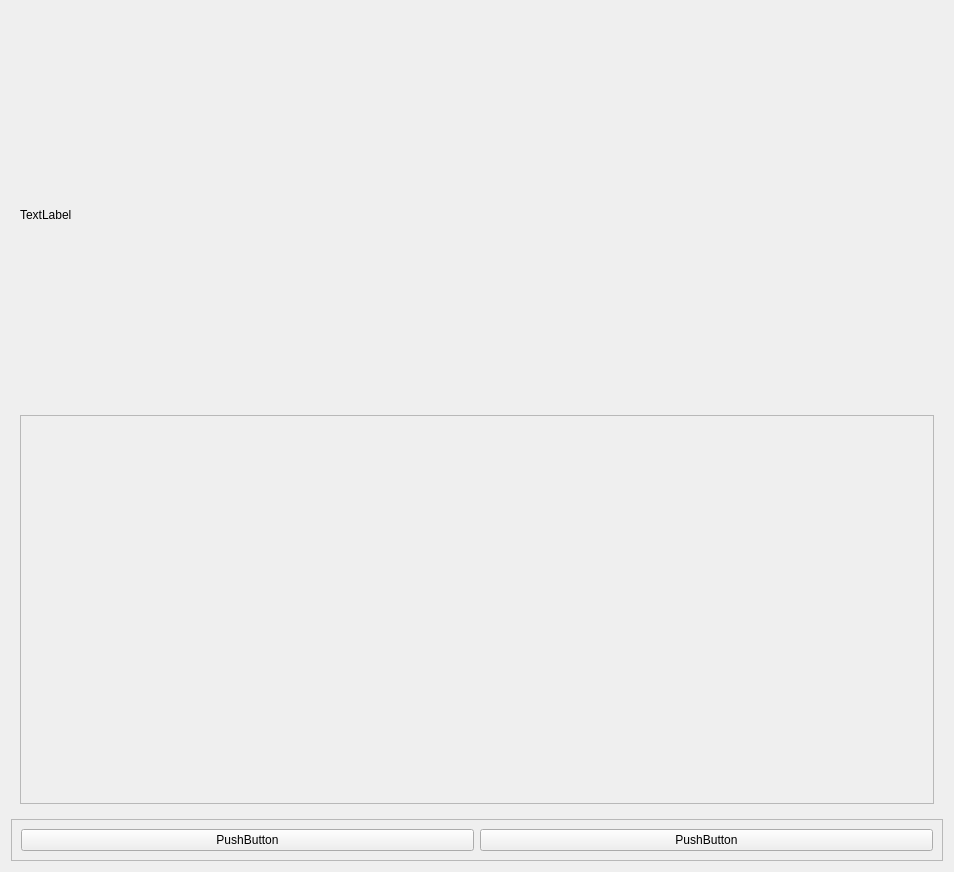
chevashetz/app, file results_graphics.ui: the form before one commit.
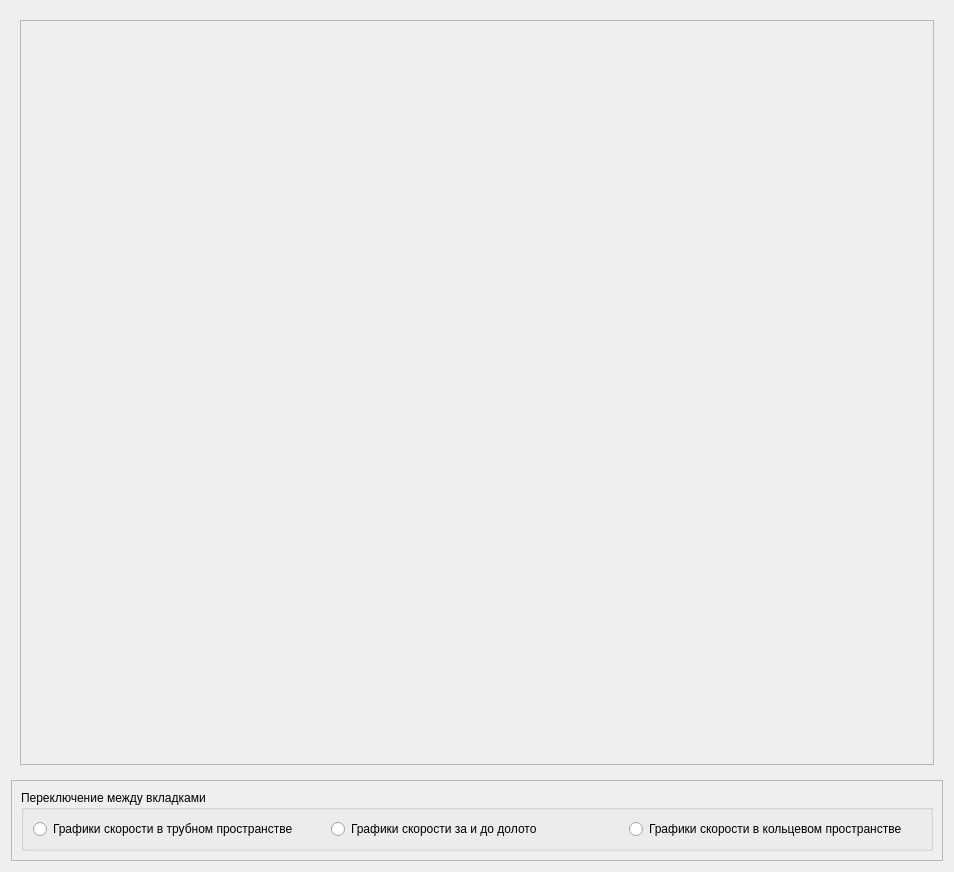
The form after the commit.

What changed in the file:
```diff
--- a/results_graphics.ui
+++ b/results_graphics.ui
@@ -17,7 +17,7 @@
    <item>
     <widget class="QStackedWidget" name="stackedWidget">
      <property name="currentIndex">
-      <number>1</number>
+      <number>2</number>
      </property>
      <widget class="QWidget" name="page">
       <layout class="QVBoxLayout" name="verticalLayout">
@@ -44,14 +44,7 @@
      <widget class="QWidget" name="page_2">
       <layout class="QVBoxLayout" name="verticalLayout_4">
        <item>
-        <widget class="QLabel" name="label_2">
-         <property name="text">
-          <string>TextLabel</string>
-         </property>
-        </widget>
-       </item>
-       <item>
-        <widget class="QFrame" name="frame_3">
+        <widget class="QFrame" name="graphics_2">
          <property name="frameShape">
           <enum>QFrame::StyledPanel</enum>
          </property>
@@ -63,6 +56,21 @@
        </item>
       </layout>
      </widget>
+     <widget class="QWidget" name="page_3">
+      <layout class="QVBoxLayout" name="verticalLayout_7">
+       <item>
+        <widget class="QFrame" name="graphics_3">
+         <property name="frameShape">
+          <enum>QFrame::StyledPanel</enum>
+         </property>
+         <property name="frameShadow">
+          <enum>QFrame::Raised</enum>
+         </property>
+         <layout class="QVBoxLayout" name="verticalLayout_6"/>
+        </widget>
+       </item>
+      </layout>
+     </widget>
     </widget>
    </item>
    <item>
@@ -75,17 +83,33 @@
      </property>
      <layout class="QHBoxLayout" name="horizontalLayout">
       <item>
-       <widget class="QPushButton" name="pushButton">
-        <property name="text">
-         <string>PushButton</string>
+       <widget class="QGroupBox" name="groupBox">
+        <property name="title">
+         <string>Переключение между вкладками</string>
         </property>
-       </widget>
-      </item>
-      <item>
-       <widget class="QPushButton" name="pushButton_2">
-        <property name="text">
-         <string>PushButton</string>
-        </property>
+        <layout class="QHBoxLayout" name="horizontalLayout_2">
+         <item>
+          <widget class="QRadioButton" name="radioButton">
+           <property name="text">
+            <string>Графики скорости в трубном пространстве </string>
+           </property>
+          </widget>
+         </item>
+         <item>
+          <widget class="QRadioButton" name="radioButton_3">
+           <property name="text">
+            <string>Графики скорости за и до долото</string>
+           </property>
+          </widget>
+         </item>
+         <item>
+          <widget class="QRadioButton" name="radioButton_2">
+           <property name="text">
+            <string>Графики скорости в кольцевом пространстве</string>
+           </property>
+          </widget>
+         </item>
+        </layout>
        </widget>
       </item>
      </layout>
```
Left out of the diff: 9 changed lines with no effect on the pictures.
